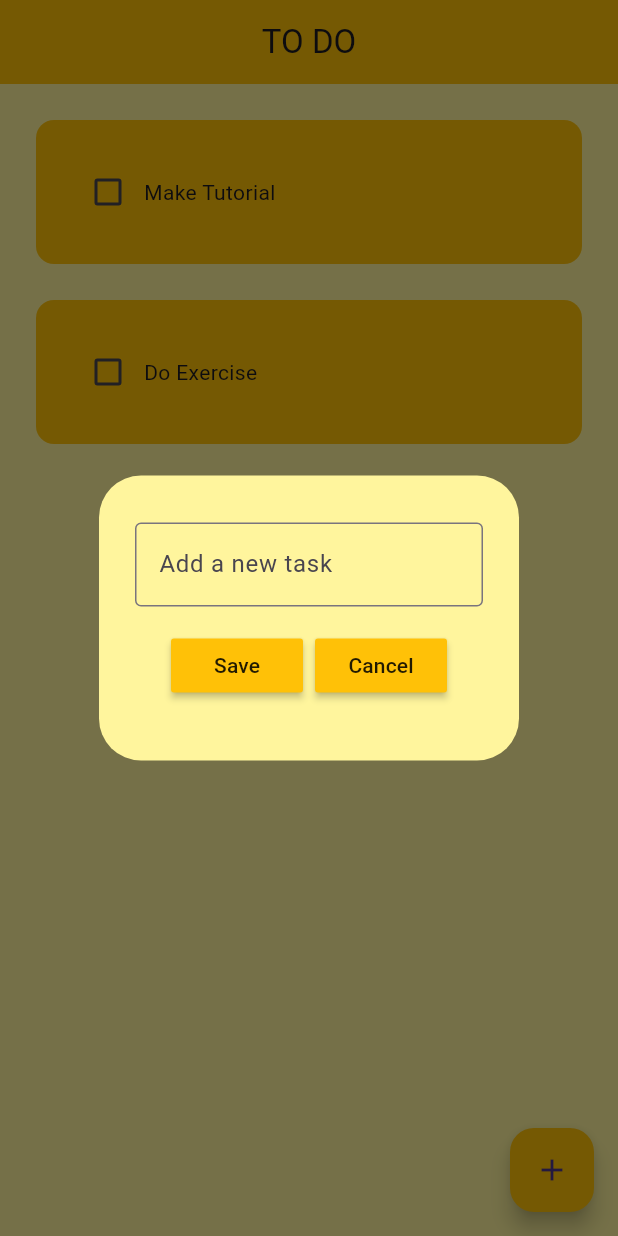
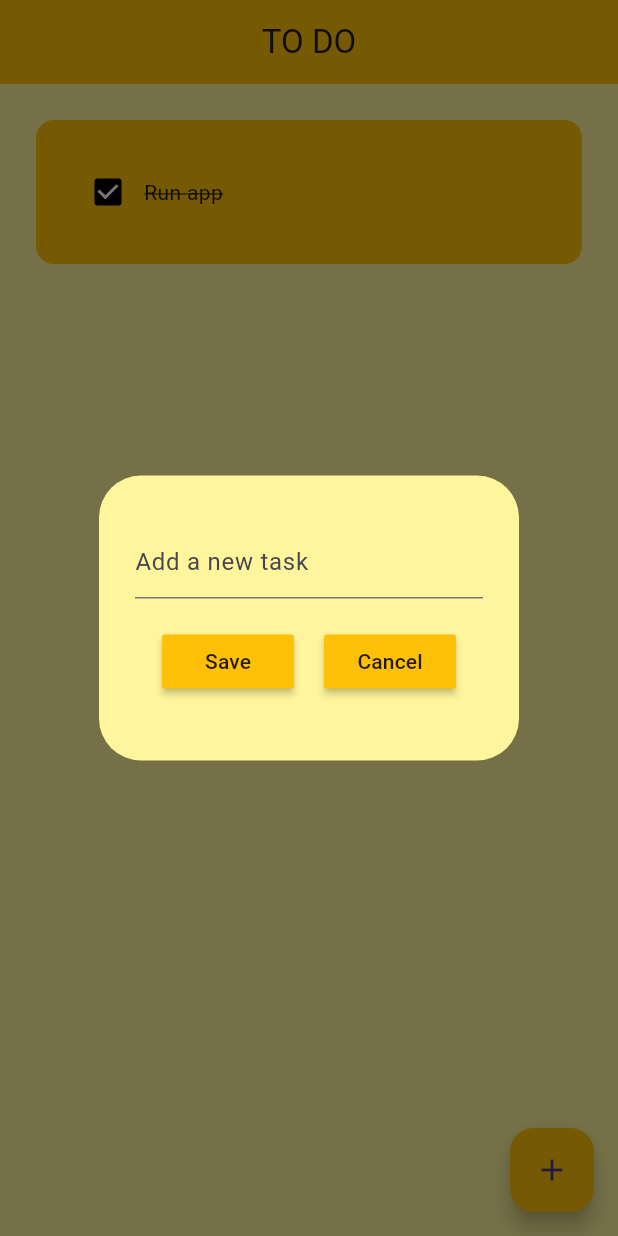
Before and after one commit to xvortim/todo, a Flutter app: the screen it shows after launch, after a tap on the "add" icon, on a phone screen of 412 x 824 dp. Run offline on Flutter 3.47's test engine with Material 3 defaults, Android fonts, the phone set to English and light mode, and no system bars; drawn by our look-alikes of flutter_slidable; our stand-ins replace hive, hive_flutter; accounts and stored records are empty.

Commit message:
Added Hive database functionality

```diff
--- a/lib/database/db.dart
+++ b/lib/database/db.dart
@@ -1,4 +1,21 @@
-List toDoList = [
-  ["Make Tutorial", false],
-  ["Do Exercise", false],
-];
+import 'package:hive/hive.dart';
+
+class ToDoDatabase {
+  List toDoList = [];
+
+  final _myBox = Hive.box('myBox');
+
+  void createInitialData() {
+    toDoList = [
+      ["Run app", true],
+    ];
+  }
+
+  void loadData() {
+    toDoList = _myBox.get("TODOLIST");
+  }
+
+  void updateDatabase() {
+    _myBox.put("TODOLIST", toDoList);
+  }
+}
--- a/lib/main.dart
+++ b/lib/main.dart
@@ -1,7 +1,11 @@
 import 'package:flutter/material.dart';
+import 'package:hive_flutter/hive_flutter.dart';
 import 'package:todo/pages/home_page.dart';
 
-void main() {
+void main() async {
+  await Hive.initFlutter();
+  await Hive.openBox('myBox');
+
   runApp(const MyApp());
 }
 
--- a/lib/pages/home_page.dart
+++ b/lib/pages/home_page.dart
@@ -1,4 +1,5 @@
 import 'package:flutter/material.dart';
+import 'package:hive/hive.dart';
 
 import 'package:todo/util/dialog_box.dart';
 import 'package:todo/util/todo_tile.dart';
@@ -12,18 +13,34 @@ class HomePage extends StatefulWidget {
 }
 
 class _HomePageState extends State<HomePage> {
+  final _myBox = Hive.box('myBox');
+  ToDoDatabase db = ToDoDatabase();
+
+  @override
+  void initState() {
+    if (_myBox.get("TODOLIST") == null) {
+      db.createInitialData();
+    } else {
+      db.loadData();
+    }
+
+    super.initState();
+  }
+
   void checkBoxChanged(bool? value, int index) {
     setState(() {
-      toDoList[index][1] = !toDoList[index][1];
+      db.toDoList[index][1] = !db.toDoList[index][1];
     });
+    db.updateDatabase();
   }
 
   void saveNewTask() {
     setState(() {
-      toDoList.add([_controller.text, false]);
+      db.toDoList.add([_controller.text, false]);
       _controller.clear();
       Navigator.of(context).pop();
     });
+    db.updateDatabase();
   }
 
   final _controller = TextEditingController();
@@ -43,8 +60,9 @@ class _HomePageState extends State<HomePage> {
 
   void deleteTask(int index) {
     setState(() {
-      toDoList.removeAt(index);
+      db.toDoList.removeAt(index);
     });
+    db.updateDatabase();
   }
 
   @override
@@ -61,11 +79,11 @@ class _HomePageState extends State<HomePage> {
         child: const Icon(Icons.add),
       ),
       body: ListView.builder(
-          itemCount: toDoList.length,
+          itemCount: db.toDoList.length,
           itemBuilder: (context, index) {
             return ToDoTile(
-              taskName: toDoList[index][0],
-              taskCompleted: toDoList[index][1],
+              taskName: db.toDoList[index][0],
+              taskCompleted: db.toDoList[index][1],
               onChanged: (value) => checkBoxChanged(value, index),
               deleteFunction: (context) => deleteTask(index),
             );
--- a/lib/util/dialog_box.dart
+++ b/lib/util/dialog_box.dart
@@ -26,7 +26,6 @@ class DialogBox extends StatelessWidget {
             TextField(
               controller: controller,
               decoration: const InputDecoration(
-                border: OutlineInputBorder(),
                 hintText: "Add a new task",
               ),
             ),
@@ -34,7 +33,7 @@ class DialogBox extends StatelessWidget {
               mainAxisAlignment: MainAxisAlignment.center,
               children: [
                 MyButton(text: 'Save', onPressed: onSave),
-                const SizedBox(width: 8),
+                const SizedBox(width: 20),
                 MyButton(text: 'Cancel', onPressed: onCancel),
               ],
             ),
--- a/lib/util/todo_tile.dart
+++ b/lib/util/todo_tile.dart
@@ -1,12 +1,11 @@
 import 'package:flutter/material.dart';
 import 'package:flutter_slidable/flutter_slidable.dart';
 
-// ignore: must_be_immutable
 class ToDoTile extends StatelessWidget {
   final String taskName;
   final bool taskCompleted;
-  Function(bool?)? onChanged;
-  Function(BuildContext)? deleteFunction;
+  final Function(bool?)? onChanged;
+  final Function(BuildContext)? deleteFunction;
 
   ToDoTile({
     super.key,
```
Also changed, not shown: pubspec.yaml (+6 -2 lines), pubspec.lock, 1 other file.
